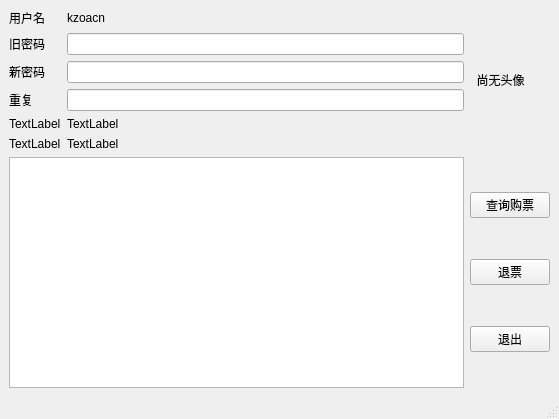
Old version of the form minewindow.ui in the repository kzoacn/DS2017.
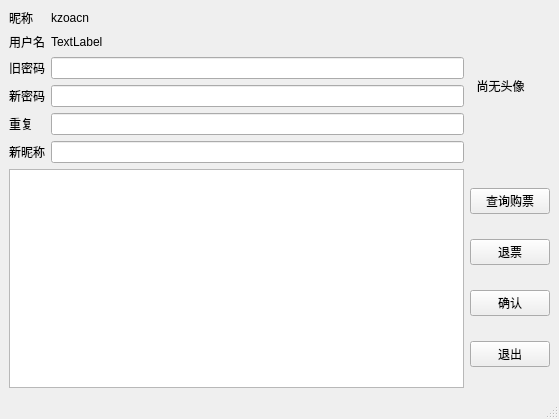
New version of the form.

The edit to the form file:
```diff
--- a/minewindow.ui
+++ b/minewindow.ui
@@ -17,13 +17,6 @@
    <layout class="QGridLayout" name="gridLayout">
     <item row="0" column="1">
      <layout class="QGridLayout" name="gridLayout_2">
-      <item row="1" column="0">
-       <widget class="QLabel" name="label_2">
-        <property name="text">
-         <string>旧密码</string>
-        </property>
-       </widget>
-      </item>
       <item row="0" column="1">
        <widget class="QLabel" name="label">
         <property name="text">
@@ -31,64 +24,67 @@
         </property>
        </widget>
       </item>
+      <item row="5" column="1">
+       <widget class="QLineEdit" name="new_pwd2"/>
+      </item>
+      <item row="2" column="0">
+       <widget class="QLabel" name="label_2">
+        <property name="text">
+         <string>旧密码</string>
+        </property>
+       </widget>
+      </item>
+      <item row="2" column="1">
+       <widget class="QLineEdit" name="old_pwd"/>
+      </item>
       <item row="4" column="1">
        <widget class="QLineEdit" name="lineEdit_2"/>
       </item>
-      <item row="3" column="1">
-       <widget class="QLineEdit" name="lineEdit"/>
+      <item row="5" column="0">
+       <widget class="QLabel" name="label_4">
+        <property name="text">
+         <string>重复</string>
+        </property>
+       </widget>
       </item>
-      <item row="1" column="1">
-       <widget class="QLineEdit" name="lineEdit_3"/>
-      </item>
-      <item row="3" column="0">
+      <item row="4" column="0">
        <widget class="QLabel" name="label_3">
         <property name="text">
          <string>新密码</string>
         </property>
        </widget>
       </item>
-      <item row="6" column="1">
-       <widget class="QLabel" name="label_6">
-        <property name="text">
-         <string>TextLabel</string>
-        </property>
-       </widget>
-      </item>
       <item row="6" column="0">
-       <widget class="QLabel" name="label_5">
-        <property name="text">
-         <string>TextLabel</string>
-        </property>
-       </widget>
-      </item>
-      <item row="4" column="0">
-       <widget class="QLabel" name="label_4">
-        <property name="text">
-         <string>重复</string>
-        </property>
-       </widget>
-      </item>
-      <item row="5" column="0">
        <widget class="QLabel" name="label_7">
         <property name="text">
-         <string>TextLabel</string>
-        </property>
-       </widget>
-      </item>
-      <item row="5" column="1">
-       <widget class="QLabel" name="label_8">
-        <property name="text">
-         <string>TextLabel</string>
+         <string>新昵称</string>
         </property>
        </widget>
       </item>
       <item row="0" column="0">
        <widget class="QLabel" name="label_9">
         <property name="text">
+         <string>昵称</string>
+        </property>
+       </widget>
+      </item>
+      <item row="6" column="1">
+       <widget class="QLineEdit" name="new_name"/>
+      </item>
+      <item row="1" column="0">
+       <widget class="QLabel" name="label_5">
+        <property name="text">
          <string>用户名</string>
         </property>
        </widget>
       </item>
+      <item row="1" column="1">
+       <widget class="QLabel" name="user">
+        <property name="text">
+         <string>TextLabel</string>
+        </property>
+       </widget>
+      </item>
      </layout>
     </item>
     <item row="2" column="2">
@@ -108,7 +104,14 @@
        </widget>
       </item>
       <item>
-       <widget class="QPushButton" name="pushButton">
+       <widget class="QPushButton" name="yes">
+        <property name="text">
+         <string>确认</string>
+        </property>
+       </widget>
+      </item>
+      <item>
+       <widget class="QPushButton" name="exit">
         <property name="text">
          <string>退出</string>
         </property>
```
Left out of the diff: 37 changed lines with no effect on the pictures.
